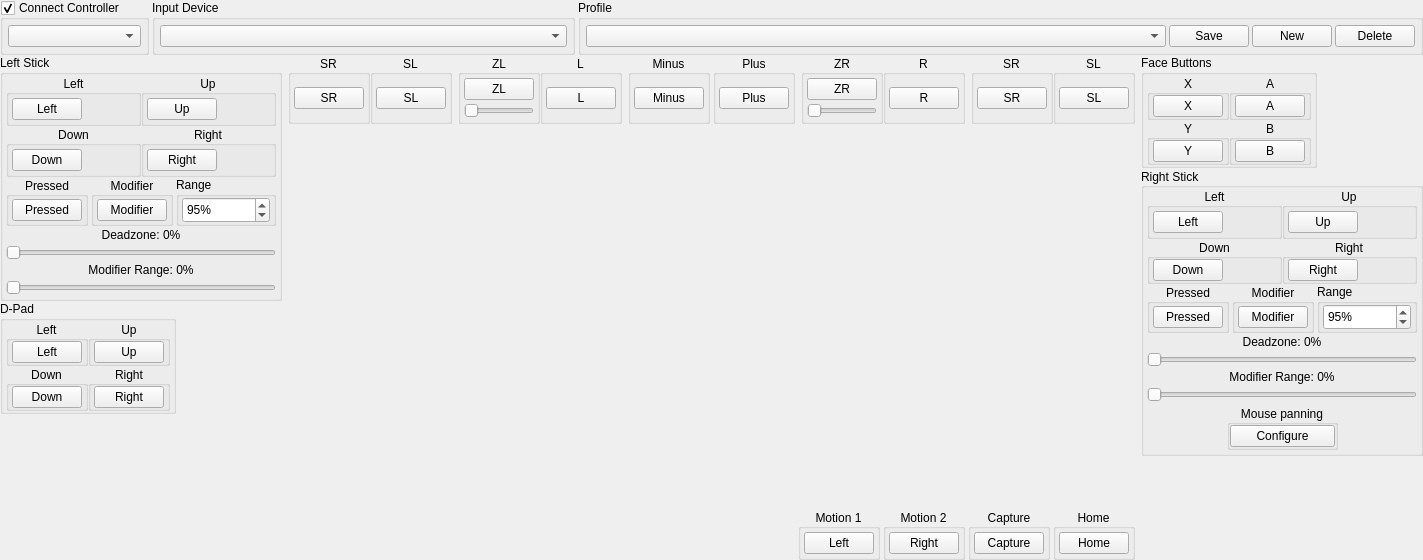
First picture: the form in src/storm_switch/configuration/configure_input_player.ui, repository ReiKatari/STORM_SWITCH, before the edit.
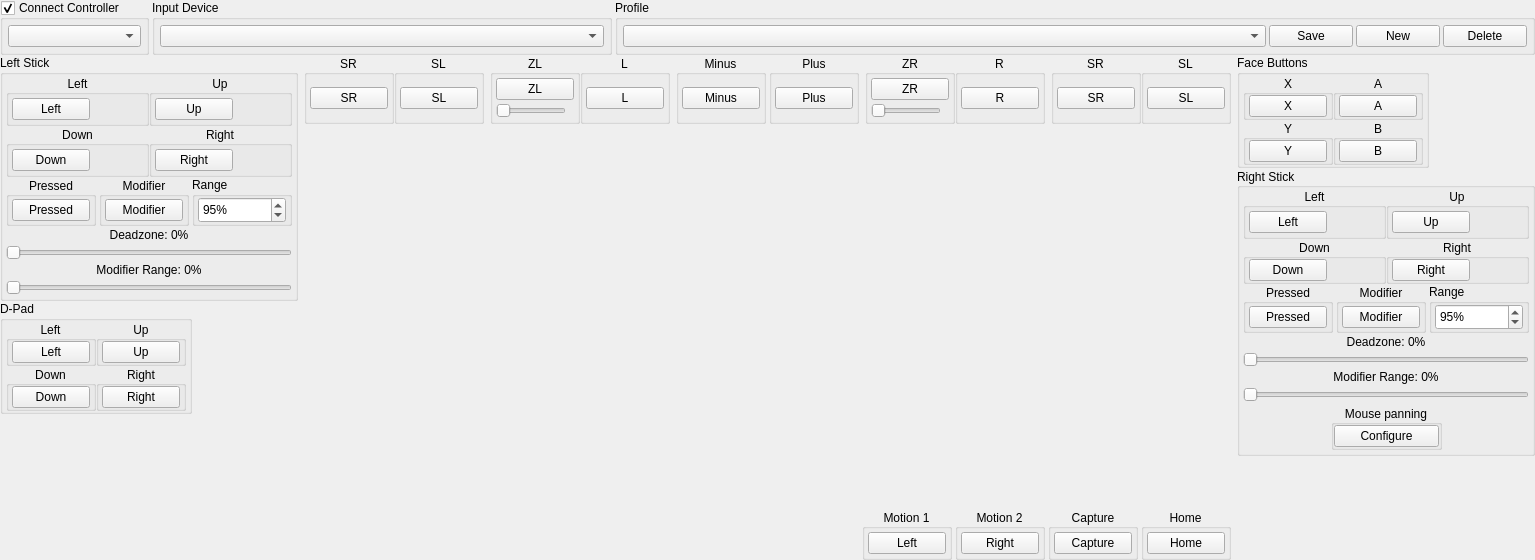
Second picture: the form after the edit. Custom widgets are drawn as their Qt base class.

```diff
--- a/src/storm_switch/configuration/configure_input_player.ui
+++ b/src/storm_switch/configuration/configure_input_player.ui
@@ -165,7 +165,7 @@
           <item>
            <widget class="QPushButton" name="buttonProfilesSave">
             <property name="styleSheet">
-             <string notr="true">min-width: 68px;</string>
+             <string notr="true">min-width: 76px;</string>
             </property>
             <property name="text">
              <string>Save</string>
@@ -175,7 +175,7 @@
           <item>
            <widget class="QPushButton" name="buttonProfilesNew">
             <property name="styleSheet">
-             <string notr="true">min-width: 68px;</string>
+             <string notr="true">min-width: 76px;</string>
             </property>
             <property name="text">
              <string>New</string>
@@ -185,7 +185,7 @@
           <item>
            <widget class="QPushButton" name="buttonProfilesDelete">
             <property name="styleSheet">
-             <string notr="true">min-width: 68px;</string>
+             <string notr="true">min-width: 76px;</string>
             </property>
             <property name="text">
              <string>Delete</string>
@@ -332,7 +332,7 @@
                        </size>
                       </property>
                       <property name="styleSheet">
-                       <string notr="true">min-width: 68px;</string>
+                       <string notr="true">min-width: 76px;</string>
                       </property>
                       <property name="text">
                        <string>Down</string>
@@ -381,7 +381,7 @@
                        </size>
                       </property>
                       <property name="styleSheet">
-                       <string notr="true">min-width: 68px;</string>
+                       <string notr="true">min-width: 76px;</string>
                       </property>
                       <property name="text">
                        <string>Right</string>
@@ -430,7 +430,7 @@
                        </size>
                       </property>
                       <property name="styleSheet">
-                       <string notr="true">min-width: 68px;</string>
+                       <string notr="true">min-width: 76px;</string>
                       </property>
                       <property name="text">
                        <string>Left</string>
@@ -482,7 +482,7 @@
                        </size>
                       </property>
                       <property name="styleSheet">
-                       <string notr="true">min-width: 68px;</string>
+                       <string notr="true">min-width: 76px;</string>
                       </property>
                       <property name="text">
                        <string>Up</string>
@@ -539,7 +539,7 @@
                       </size>
                      </property>
                      <property name="styleSheet">
-                      <string notr="true">min-width: 68px;</string>
+                      <string notr="true">min-width: 76px;</string>
                      </property>
                      <property name="text">
                       <string>Pressed</string>
@@ -588,7 +588,7 @@
                       </size>
                      </property>
                      <property name="styleSheet">
-                      <string notr="true">min-width: 68px;</string>
+                      <string notr="true">min-width: 76px;</string>
                      </property>
                      <property name="text">
                       <string>Modifier</string>
@@ -815,7 +815,7 @@
                        </size>
                       </property>
                       <property name="styleSheet">
-                       <string notr="true">min-width: 68px;</string>
+                       <string notr="true">min-width: 76px;</string>
                       </property>
                       <property name="text">
                        <string>Down</string>
@@ -864,7 +864,7 @@
                        </size>
                       </property>
                       <property name="styleSheet">
-                       <string notr="true">min-width: 68px;</string>
+                       <string notr="true">min-width: 76px;</string>
                       </property>
                       <property name="text">
                        <string>Left</string>
@@ -913,7 +913,7 @@
                        </size>
                       </property>
                       <property name="styleSheet">
-                       <string notr="true">min-width: 68px;</string>
+                       <string notr="true">min-width: 76px;</string>
                       </property>
                       <property name="text">
                        <string>Right</string>
@@ -962,7 +962,7 @@
                        </size>
                       </property>
                       <property name="styleSheet">
-                       <string notr="true">min-width: 68px;</string>
+                       <string notr="true">min-width: 76px;</string>
                       </property>
                       <property name="text">
                        <string>Up</string>
@@ -1074,7 +1074,7 @@
                       </size>
                      </property>
                      <property name="styleSheet">
-                      <string notr="true">min-width: 68px;</string>
+                      <string notr="true">min-width: 76px;</string>
                      </property>
                      <property name="text">
                       <string>SR</string>
@@ -1123,7 +1123,7 @@
                       </size>
                      </property>
                      <property name="styleSheet">
-                      <string notr="true">min-width: 68px;</string>
+                      <string notr="true">min-width: 76px;</string>
                      </property>
                      <property name="text">
                       <string>SL</string>
@@ -1233,7 +1233,7 @@
                       </size>
                      </property>
                      <property name="styleSheet">
-                      <string notr="true">min-width: 68px;</string>
+                      <string notr="true">min-width: 76px;</string>
                      </property>
                      <property name="text">
                       <string>ZL</string>
@@ -1298,7 +1298,7 @@
                       </size>
                      </property>
                      <property name="styleSheet">
-                      <string notr="true">min-width: 68px;</string>
+                      <string notr="true">min-width: 76px;</string>
                      </property>
                      <property name="text">
                       <string>L</string>
@@ -1384,7 +1384,7 @@
                    </size>
                   </property>
                   <property name="styleSheet">
-                   <string notr="true">min-width: 68px;</string>
+                   <string notr="true">min-width: 76px;</string>
                   </property>
                   <property name="text">
                    <string>Minus</string>
@@ -1433,7 +1433,7 @@
                    </size>
                   </property>
                   <property name="styleSheet">
-                   <string notr="true">min-width: 68px;</string>
+                   <string notr="true">min-width: 76px;</string>
                   </property>
                   <property name="text">
                    <string>Plus</string>
@@ -1540,7 +1540,7 @@
                       </size>
                      </property>
                      <property name="styleSheet">
-                      <string notr="true">min-width: 68px;</string>
+                      <string notr="true">min-width: 76px;</string>
                      </property>
                      <property name="text">
                       <string>ZR</string>
@@ -1605,7 +1605,7 @@
                       </size>
                      </property>
                      <property name="styleSheet">
-                      <string notr="true">min-width: 68px;</string>
+                      <string notr="true">min-width: 76px;</string>
                      </property>
                      <property name="text">
                       <string>R</string>
@@ -1709,7 +1709,7 @@
                       </size>
                      </property>
                      <property name="styleSheet">
-                      <string notr="true">min-width: 68px;</string>
+                      <string notr="true">min-width: 76px;</string>
                      </property>
                      <property name="text">
                       <string>SR</string>
@@ -1758,7 +1758,7 @@
                       </size>
                      </property>
                      <property name="styleSheet">
-                      <string notr="true">min-width: 68px;</string>
+                      <string notr="true">min-width: 76px;</string>
                      </property>
                      <property name="text">
                       <string>SL</string>
@@ -1862,7 +1862,7 @@
                    </size>
                   </property>
                   <property name="styleSheet">
-                   <string notr="true">min-width: 68px;</string>
+                   <string notr="true">min-width: 76px;</string>
                   </property>
                   <property name="text">
                    <string>Left</string>
@@ -1911,7 +1911,7 @@
                    </size>
                   </property>
                   <property name="styleSheet">
-                   <string notr="true">min-width: 68px;</string>
+                   <string notr="true">min-width: 76px;</string>
                   </property>
                   <property name="text">
                    <string>Right</string>
@@ -1960,7 +1960,7 @@
                    </size>
                   </property>
                   <property name="styleSheet">
-                   <string notr="true">min-width: 68px;</string>
+                   <string notr="true">min-width: 76px;</string>
                   </property>
                   <property name="text">
                    <string>Capture</string>
@@ -2009,7 +2009,7 @@
                    </size>
                   </property>
                   <property name="styleSheet">
-                   <string notr="true">min-width: 68px;</string>
+                   <string notr="true">min-width: 76px;</string>
                   </property>
                   <property name="text">
                    <string>Home</string>
@@ -2132,7 +2132,7 @@
                        </size>
                       </property>
                       <property name="styleSheet">
-                       <string notr="true">min-width: 68px;</string>
+                       <string notr="true">min-width: 76px;</string>
                       </property>
                       <property name="text">
                        <string>X</string>
@@ -2181,7 +2181,7 @@
                        </size>
                       </property>
                       <property name="styleSheet">
-                       <string notr="true">min-width: 68px;</string>
+                       <string notr="true">min-width: 76px;</string>
                       </property>
                       <property name="text">
                        <string>B</string>
@@ -2230,7 +2230,7 @@
                        </size>
                       </property>
                       <property name="styleSheet">
-                       <string notr="true">min-width: 68px;</string>
+                       <string notr="true">min-width: 76px;</string>
                       </property>
                       <property name="text">
                        <string>A</string>
@@ -2279,7 +2279,7 @@
                        </size>
                       </property>
                       <property name="styleSheet">
-                       <string notr="true">min-width: 68px;</string>
+                       <string notr="true">min-width: 76px;</string>
                       </property>
                       <property name="text">
                        <string>Y</string>
@@ -2388,7 +2388,7 @@
                        </size>
                       </property>
                       <property name="styleSheet">
-                       <string notr="true">min-width: 68px;</string>
+                       <string notr="true">min-width: 76px;</string>
                       </property>
                       <property name="text">
                        <string>Right</string>
@@ -2437,7 +2437,7 @@
                        </size>
                       </property>
                       <property name="styleSheet">
-                       <string notr="true">min-width: 68px;</string>
+                       <string notr="true">min-width: 76px;</string>
                       </property>
                       <property name="text">
                        <string>Down</string>
@@ -2486,7 +2486,7 @@
                        </size>
                       </property>
                       <property name="styleSheet">
-                       <string notr="true">min-width: 68px;</string>
+                       <string notr="true">min-width: 76px;</string>
                       </property>
                       <property name="text">
                        <string>Left</string>
@@ -2535,7 +2535,7 @@
                        </size>
                       </property>
                       <property name="styleSheet">
-                       <string notr="true">min-width: 68px;</string>
+                       <string notr="true">min-width: 76px;</string>
                       </property>
                       <property name="text">
                        <string>Up</string>
@@ -2613,7 +2613,7 @@
                       </size>
                      </property>
                      <property name="styleSheet">
-                      <string notr="true">min-width: 68px;</string>
+                      <string notr="true">min-width: 76px;</string>
                      </property>
                      <property name="text">
                       <string>Pressed</string>
@@ -2662,7 +2662,7 @@
                       </size>
                      </property>
                      <property name="styleSheet">
-                      <string notr="true">min-width: 68px;</string>
+                      <string notr="true">min-width: 76px;</string>
                      </property>
                      <property name="text">
                       <string>Modifier</string>
```
